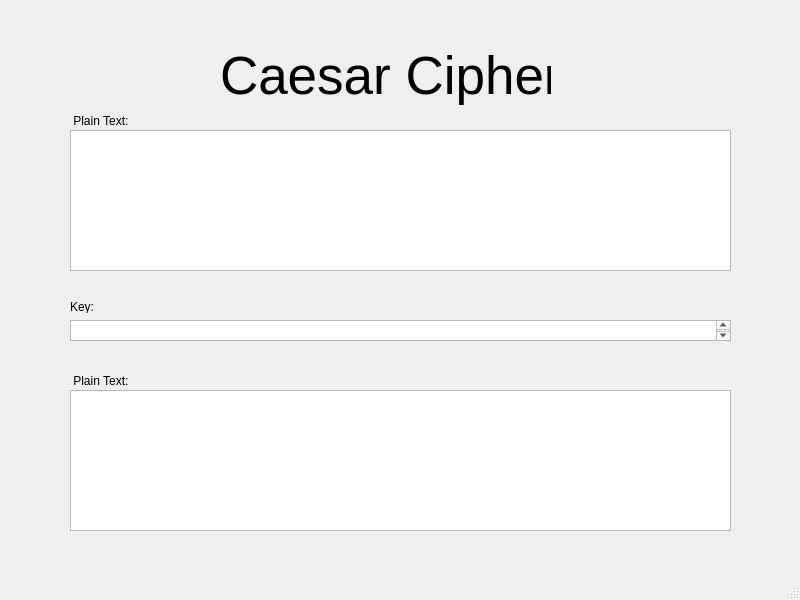
farolnguyen/BMTTNC_NguyenHaiDang_0668, file Buoi3_Lab03/ui/caesar.ui: the form before one commit.
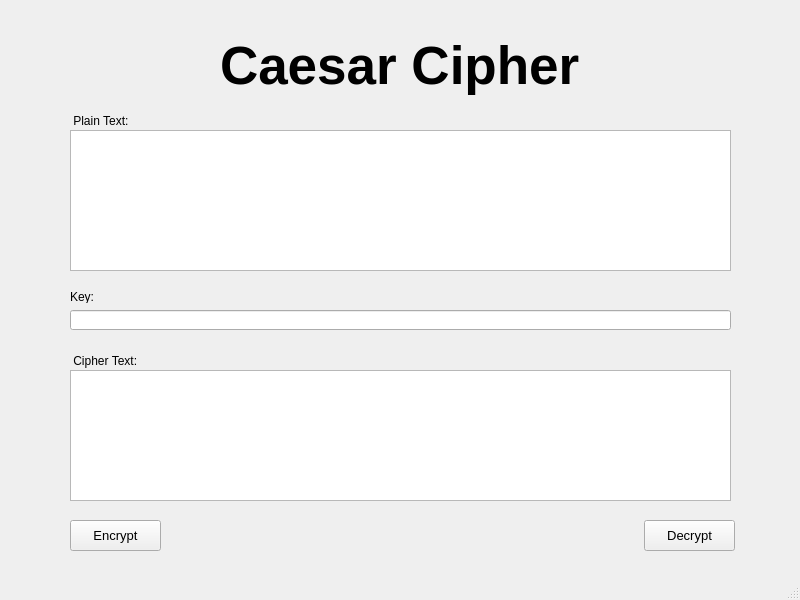
The form after the commit.

Patch:
```diff
--- a/Buoi3_Lab03/ui/caesar.ui
+++ b/Buoi3_Lab03/ui/caesar.ui
@@ -28,14 +28,16 @@
     <property name="geometry">
      <rect>
       <x>220</x>
-      <y>40</y>
-      <width>331</width>
+      <y>30</y>
+      <width>391</width>
       <height>71</height>
      </rect>
     </property>
     <property name="font">
      <font>
       <pointsize>40</pointsize>
+      <weight>75</weight>
+      <bold>true</bold>
      </font>
     </property>
     <property name="text">
@@ -59,7 +61,7 @@
     <property name="geometry">
      <rect>
       <x>70</x>
-      <y>300</y>
+      <y>290</y>
       <width>47</width>
       <height>13</height>
      </rect>
@@ -68,37 +70,79 @@
      <string>Key:</string>
     </property>
    </widget>
-   <widget class="QPlainTextEdit" name="plainTextEdit_2">
-    <property name="geometry">
-     <rect>
-      <x>70</x>
-      <y>320</y>
-      <width>661</width>
-      <height>21</height>
-     </rect>
-    </property>
-   </widget>
-   <widget class="QPlainTextEdit" name="plainTextEdit_3">
-    <property name="geometry">
-     <rect>
-      <x>70</x>
-      <y>390</y>
-      <width>661</width>
-      <height>141</height>
-     </rect>
-    </property>
-   </widget>
-   <widget class="QLabel" name="label_4">
+   <widget class="QPlainTextEdit" name="txtCipherText">
     <property name="geometry">
      <rect>
       <x>70</x>
       <y>370</y>
-      <width>61</width>
+      <width>661</width>
+      <height>131</height>
+     </rect>
+    </property>
+   </widget>
+   <widget class="QLabel" name="label_4">
+    <property name="geometry">
+     <rect>
+      <x>70</x>
+      <y>350</y>
+      <width>71</width>
       <height>21</height>
      </rect>
     </property>
     <property name="text">
-     <string> Plain Text:</string>
+     <string> Cipher Text:</string>
+    </property>
+   </widget>
+   <widget class="QPushButton" name="btnEncrypt">
+    <property name="geometry">
+     <rect>
+      <x>70</x>
+      <y>520</y>
+      <width>91</width>
+      <height>31</height>
+     </rect>
+    </property>
+    <property name="font">
+     <font>
+      <pointsize>10</pointsize>
+     </font>
+    </property>
+    <property name="cursor">
+     <cursorShape>PointingHandCursor</cursorShape>
+    </property>
+    <property name="text">
+     <string>Encrypt</string>
+    </property>
+   </widget>
+   <widget class="QPushButton" name="btnDecrypt">
+    <property name="geometry">
+     <rect>
+      <x>644</x>
+      <y>520</y>
+      <width>91</width>
+      <height>31</height>
+     </rect>
+    </property>
+    <property name="font">
+     <font>
+      <pointsize>10</pointsize>
+     </font>
+    </property>
+    <property name="cursor">
+     <cursorShape>PointingHandCursor</cursorShape>
+    </property>
+    <property name="text">
+     <string>Decrypt</string>
+    </property>
+   </widget>
+   <widget class="QLineEdit" name="txtKey">
+    <property name="geometry">
+     <rect>
+      <x>70</x>
+      <y>310</y>
+      <width>661</width>
+      <height>20</height>
+     </rect>
     </property>
    </widget>
   </widget>
```
Left out of the diff: 2 changed lines with no effect on the pictures.
